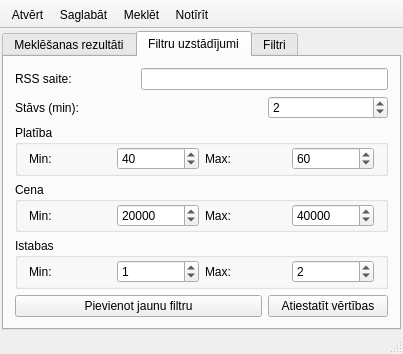
First picture: the form in mainwindow.ui, repository FrankMamuda/findaflat, before the edit.
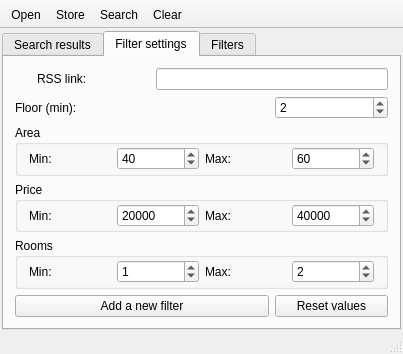
Second picture: the form after the edit. The open tabs and pages were chosen to show the change. Icons and pictures are not drawn.

The edit to the form file:
```diff
--- a/mainwindow.ui
+++ b/mainwindow.ui
@@ -41,7 +41,7 @@
       </property>
       <widget class="QWidget" name="tabResults">
        <attribute name="title">
-        <string>Meklēšanas rezultāti</string>
+        <string>Search results</string>
        </attribute>
        <layout class="QVBoxLayout" name="verticalLayout_2">
         <item>
@@ -58,33 +58,19 @@
       </widget>
       <widget class="QWidget" name="tabFilterSettings">
        <attribute name="title">
-        <string>Filtru uzstādījumi</string>
+        <string>Filter settings</string>
        </attribute>
        <layout class="QHBoxLayout" name="horizontalLayout_2">
         <item>
          <layout class="QGridLayout" name="filterLayout">
-          <item row="1" column="1" colspan="2">
-           <widget class="QLineEdit" name="urlRSS">
-            <property name="clearButtonEnabled">
-             <bool>true</bool>
-            </property>
-           </widget>
-          </item>
-          <item row="1" column="0">
+          <item row="1" column="1">
            <widget class="QLabel" name="labelRSS">
             <property name="text">
-             <string>RSS saite:</string>
+             <string>RSS link:</string>
             </property>
            </widget>
           </item>
-          <item row="2" column="0" colspan="2">
-           <widget class="QLabel" name="labelFloor">
-            <property name="text">
-             <string>Stāvs (min):</string>
-            </property>
-           </widget>
-          </item>
-          <item row="2" column="2">
+          <item row="2" column="3">
            <widget class="QSpinBox" name="valueFloor">
             <property name="minimum">
              <number>1</number>
@@ -94,10 +80,43 @@
             </property>
            </widget>
           </item>
-          <item row="3" column="0" colspan="3">
+          <item row="1" column="2" colspan="2">
+           <widget class="QLineEdit" name="urlRSS">
+            <property name="clearButtonEnabled">
+             <bool>true</bool>
+            </property>
+           </widget>
+          </item>
+          <item row="1" column="0">
+           <widget class="QLabel" name="label">
+            <property name="maximumSize">
+             <size>
+              <width>16</width>
+              <height>16</height>
+             </size>
+            </property>
+            <property name="text">
+             <string/>
+            </property>
+            <property name="pixmap">
+             <pixmap resource="resources.qrc">:/icons/rss</pixmap>
+            </property>
+            <property name="scaledContents">
+             <bool>true</bool>
+            </property>
+           </widget>
+          </item>
+          <item row="2" column="0" colspan="3">
+           <widget class="QLabel" name="labelFloor">
+            <property name="text">
+             <string>Floor (min):</string>
+            </property>
+           </widget>
+          </item>
+          <item row="3" column="0" colspan="4">
            <widget class="QGroupBox" name="groupArea">
             <property name="title">
-             <string>Platība</string>
+             <string>Area</string>
             </property>
             <layout class="QGridLayout" name="gridLayout_3">
              <property name="topMargin">
@@ -149,10 +168,10 @@
             </layout>
            </widget>
           </item>
-          <item row="4" column="0" colspan="3">
+          <item row="4" column="0" colspan="4">
            <widget class="QGroupBox" name="groupPrice">
             <property name="title">
-             <string>Cena</string>
+             <string>Price</string>
             </property>
             <layout class="QGridLayout" name="gridLayout_5">
              <property name="topMargin">
@@ -204,10 +223,10 @@
             </layout>
            </widget>
           </item>
-          <item row="5" column="0" colspan="3">
+          <item row="5" column="0" colspan="4">
            <widget class="QGroupBox" name="groupRooms">
             <property name="title">
-             <string>Istabas</string>
+             <string>Rooms</string>
             </property>
             <layout class="QGridLayout" name="gridLayout_2">
              <property name="topMargin">
@@ -256,17 +275,25 @@
             </layout>
            </widget>
           </item>
-          <item row="7" column="2">
+          <item row="7" column="3">
            <widget class="QPushButton" name="resetButton">
             <property name="text">
-             <string>Atiestatīt vērtības</string>
+             <string>Reset values</string>
+            </property>
+            <property name="icon">
+             <iconset resource="resources.qrc">
+              <normaloff>:/icons/revert</normaloff>:/icons/revert</iconset>
             </property>
            </widget>
           </item>
-          <item row="7" column="0" colspan="2">
+          <item row="7" column="0" colspan="3">
            <widget class="QPushButton" name="addButton">
             <property name="text">
-             <string>Pievienot jaunu filtru</string>
+             <string>Add a new filter</string>
+            </property>
+            <property name="icon">
+             <iconset resource="resources.qrc">
+              <normaloff>:/icons/insert</normaloff>:/icons/insert</iconset>
             </property>
            </widget>
           </item>
@@ -276,7 +303,7 @@
       </widget>
       <widget class="QWidget" name="tabFilters">
        <attribute name="title">
-        <string>Filtri</string>
+        <string>Filters</string>
        </attribute>
        <layout class="QGridLayout" name="gridLayout">
         <item row="0" column="0" colspan="2">
@@ -336,7 +363,7 @@
      <normaloff>:/icons/open</normaloff>:/icons/open</iconset>
    </property>
    <property name="text">
-    <string>Atvērt</string>
+    <string>Open</string>
    </property>
   </action>
   <action name="actionStore">
@@ -345,7 +372,7 @@
      <normaloff>:/icons/save</normaloff>:/icons/save</iconset>
    </property>
    <property name="text">
-    <string>Saglabāt</string>
+    <string>Store</string>
    </property>
   </action>
   <action name="actionSearch">
@@ -357,7 +384,7 @@
      <normaloff>:/icons/find</normaloff>:/icons/find</iconset>
    </property>
    <property name="text">
-    <string>Meklēt</string>
+    <string>Search</string>
    </property>
   </action>
   <action name="actionClear">
@@ -366,7 +393,7 @@
      <normaloff>:/icons/clear</normaloff>:/icons/clear</iconset>
    </property>
    <property name="text">
-    <string>Notīrīt</string>
+    <string>Clear</string>
    </property>
   </action>
  </widget>
```
Left out of the diff: 18 changed lines with no effect on the pictures.
